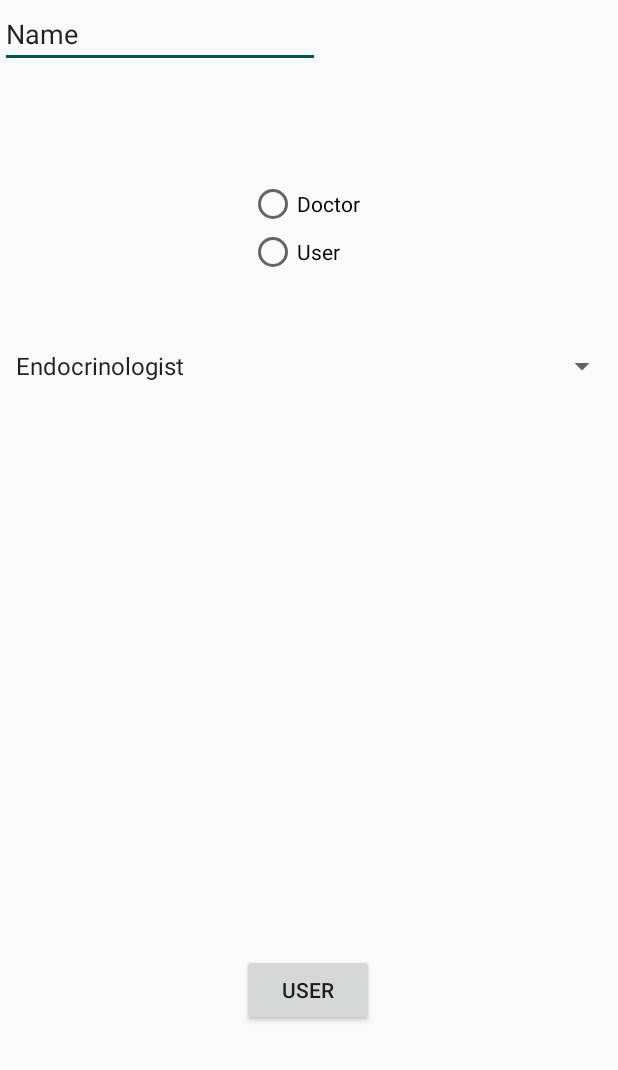
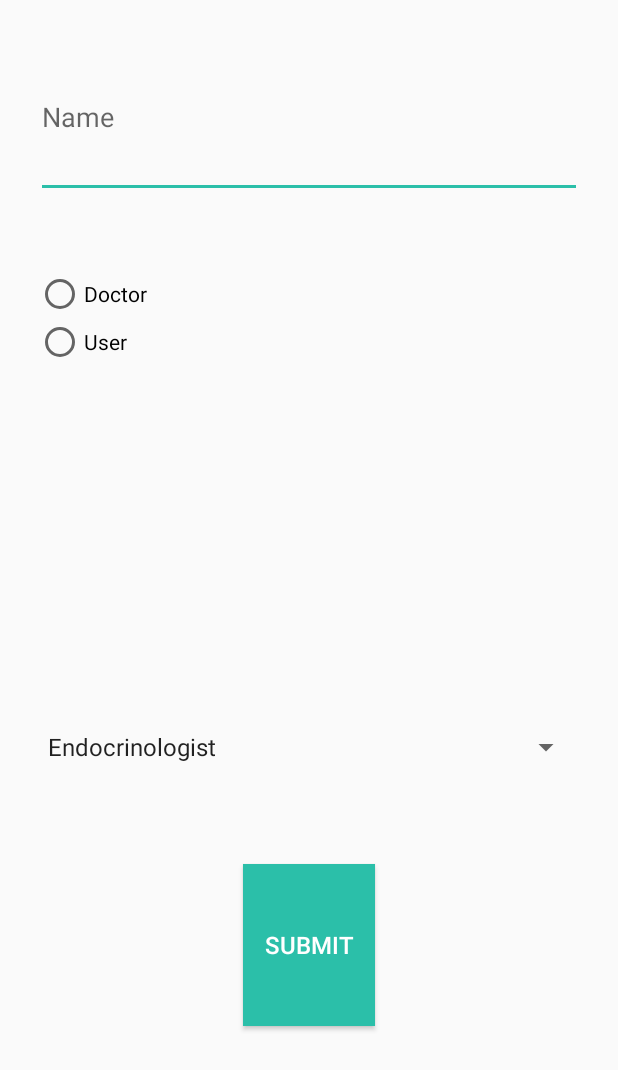
Before and after one commit to akshat220/CureEasy, an Android app: the screen it shows after launch once a user with an empty profile is signed in (SelectUser), on a phone screen of 412 x 824 dp. Shown: the top 1070 px of the screen. Run offline under Robolectric (Android 15) with nearby library versions, the phone set to English and light mode, and no system bars; our stand-ins replace Firebase (no records; nobody signed in at launch, a user with empty details on screens opened directly); libraries missing offline, so code that uses them is left out: com.parse; 3 statements that could not run were skipped.

Commit message:
doctor/scanner

```diff
--- a/app/src/main/java/com/example/cureeasy/PatientHome.java
+++ b/app/src/main/java/com/example/cureeasy/PatientHome.java
@@ -1,8 +1,10 @@
 package com.example.cureeasy;
 
+import android.content.Intent;
 import android.graphics.Color;
 import android.os.Bundle;
 import android.util.Log;
+import android.view.View;
 
 import androidx.appcompat.app.AppCompatActivity;
 
@@ -48,10 +50,14 @@ SliderView sliderView;
                 sliderView.setAutoCycleDirection(SliderView.AUTO_CYCLE_DIRECTION_BACK_AND_FORTH);
                 sliderView.setIndicatorSelectedColor(Color.WHITE);
                 sliderView.setIndicatorUnselectedColor(Color.GRAY);
-                sliderView.setScrollTimeInSec(4); //set scroll delay in seconds :
+                sliderView.setScrollTimeInSec(3); //set scroll delay in seconds :
                 sliderView.startAutoCycle();
                 sliderView.setSliderAdapter(new SliderAdapterExample(PatientHome.this,slide));
             }
         });
     }
+
+    public void MyRecords(View v){
+        startActivity(new Intent(PatientHome.this, MyPatients.class));
+    }
 }
--- a/app/src/main/res/layout/activity_select_user.xml
+++ b/app/src/main/res/layout/activity_select_user.xml
@@ -1,40 +1,31 @@
 <?xml version="1.0" encoding="utf-8"?>
-<androidx.constraintlayout.widget.ConstraintLayout xmlns:android="http://schemas.android.com/apk/res/android"
+<LinearLayout xmlns:android="http://schemas.android.com/apk/res/android"
     xmlns:app="http://schemas.android.com/apk/res-auto"
     xmlns:tools="http://schemas.android.com/tools"
     android:layout_width="match_parent"
     android:layout_height="match_parent"
+    android:orientation="vertical"
     tools:context=".SelectUser">
 
     <EditText
+        android:layout_margin="24dp"
         android:id="@+id/text_doctor"
-        android:layout_width="wrap_content"
-        android:layout_height="wrap_content"
-        android:ems="10"
+        android:backgroundTint="@color/bg"
+        android:layout_width="match_parent"
+        android:layout_height="0dp"
+        android:layout_weight="1"
         android:inputType="textPersonName"
-        android:text="Name"
-        tools:layout_editor_absoluteX="99dp"
-        tools:layout_editor_absoluteY="307dp" />
-
-    <Button
-        android:id="@+id/button"
-        android:layout_width="wrap_content"
-        android:layout_height="wrap_content"
-        android:layout_marginBottom="140dp"
-        android:text="User"
-        app:layout_constraintBottom_toBottomOf="parent"
-        app:layout_constraintEnd_toEndOf="parent"
-        app:layout_constraintHorizontal_bias="0.498"
-        app:layout_constraintStart_toStartOf="parent" />
+        android:hint="Name" />
 
     <RadioGroup
         android:id="@+id/radioGroup"
-        android:layout_width="80dp"
-        android:layout_height="64dp"
-        android:layout_marginTop="120dp"
-        app:layout_constraintEnd_toEndOf="parent"
-        app:layout_constraintStart_toStartOf="parent"
-        app:layout_constraintTop_toTopOf="parent">
+        android:layout_width="match_parent"
+        android:layout_height="0dp"
+        android:layout_weight="2"
+        android:layout_margin="24dp"
+        android:backgroundTint="@color/bg"
+        android:outlineSpotShadowColor="@color/bg"
+        android:outlineAmbientShadowColor="@color/bg">
 
         <RadioButton
             android:id="@+id/radio_doctor"
@@ -51,12 +42,24 @@
 
     <Spinner
         android:id="@+id/spinner"
-        android:layout_width="409dp"
-        android:layout_height="wrap_content"
-        android:layout_marginTop="48dp"
-        app:layout_constraintEnd_toEndOf="parent"
-        app:layout_constraintHorizontal_bias="1.0"
-        app:layout_constraintStart_toStartOf="parent"
-        app:layout_constraintTop_toBottomOf="@+id/radioGroup" />
+        android:layout_width="match_parent"
+        android:layout_height="0dp"
+        android:layout_weight="1"
+        android:layout_margin="24dp"
+        android:outlineAmbientShadowColor="@color/bg"
+        android:outlineSpotShadowColor="@color/bg"
+        />
 
-</androidx.constraintlayout.widget.ConstraintLayout>
+    <Button
+        android:layout_gravity="center_horizontal"
+        android:id="@+id/button"
+        android:layout_width="wrap_content"
+        android:layout_height="0dp"
+        android:layout_weight="1"
+        android:layout_marginBottom="140dp"
+        android:text="Submit"
+        android:textColor="#FFFFFF"
+        android:textSize="16sp"
+        android:background="@color/bg"/>
+
+</LinearLayout>
--- a/app/src/main/res/layout/home_patient.xml
+++ b/app/src/main/res/layout/home_patient.xml
@@ -1,5 +1,5 @@
 <?xml version="1.0" encoding="utf-8"?>
-<RelativeLayout xmlns:android="http://schemas.android.com/apk/res/android"
+<LinearLayout xmlns:android="http://schemas.android.com/apk/res/android"
     xmlns:tools="http://schemas.android.com/tools"
     xmlns:app="http://schemas.android.com/apk/res-auto"
     android:layout_width="match_parent"
@@ -34,5 +34,17 @@
 
     </androidx.cardview.widget.CardView>
 
+    <Button
+        android:onClick="MyRecords"
+        android:layout_width="match_parent"
+        android:layout_height="wrap_content"
+        android:padding="16dp"
+        android:layout_margin="40dp"
+        android:background="@color/bg"
+        android:textColor="#FFFFFF"
+        android:text="My Records"
+        android:textSize="16sp"
+        android:layout_below="@id/imageSlider"/>
 
-</RelativeLayout>
+
+</LinearLayout>
--- a/app/src/main/res/values/colors.xml
+++ b/app/src/main/res/values/colors.xml
@@ -1,7 +1,8 @@
 <?xml version="1.0" encoding="utf-8"?>
 <resources>
     <color name="colorPrimary">#1B998C</color>
-    <color name="colorPrimaryDark">#00574B</color>
-    <color name="colorAccent">#FFFFFF</color>
+    <color name="colorPrimaryDark">#1B998C</color>
+    <color name="colorAccent">#1B998C</color>
     <color name="bg">#2BBFA9</color>
+    <color name="active">#00FF00</color>
 </resources>
```
Also changed, not shown: 1 other file.
